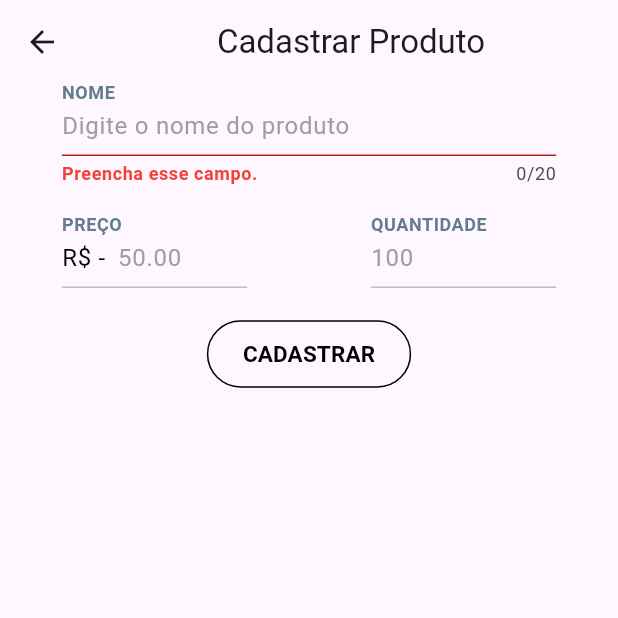
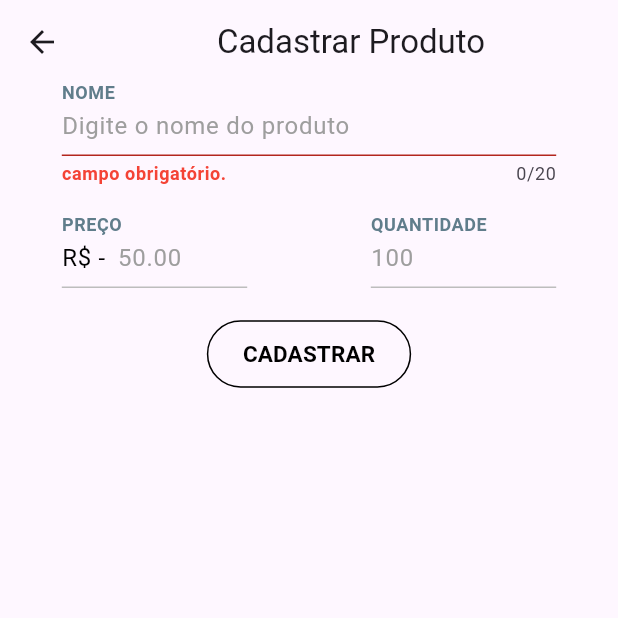
Before and after one commit to Gustavo-Vinicius-Santana/estudos-flutter, a Flutter app: the Registerproduct screen opened directly, after a tap on "CADASTRAR", on a phone screen of 412 x 824 dp, the top half of it. Run offline on Flutter 3.47's test engine with Material 3 defaults, Android fonts, the phone set to English and light mode, and no system bars; our stand-ins replace shared_preferences; accounts and stored records are empty.

Commit message:
[gerenciador_produtos - fix] ajuste na menssagem de campo vazio, diminuindo tamanho na menssagem

```diff
--- a/gerenciador_produtos/lib/screens/RegisterProduct.dart
+++ b/gerenciador_produtos/lib/screens/RegisterProduct.dart
@@ -66,15 +66,15 @@ class _RegisterproductState extends State<Registerproduct> {
   void _registerProduct() {
     if (_textController.text.isEmpty) {
       setState(() {
-        messageErrorInputText = 'Preencha esse campo.';
+        messageErrorInputText = 'campo obrigatório.';
       });
     } else if (_priceController.text.isEmpty) {
       setState(() {
-        messageErrorInputPrice = 'Preencha esse campo.';
+        messageErrorInputPrice = 'campo obrigatório.';
       });
     } else if (_qtdController.text.isEmpty) {
       setState(() {
-        messageErrorInputQtd = 'Preencha esse campo.';
+        messageErrorInputQtd = 'campo obrigatório.';
       });
     } else {
       showTopSnackBar(context, "Produto cadastrado com sucesso!");
```
